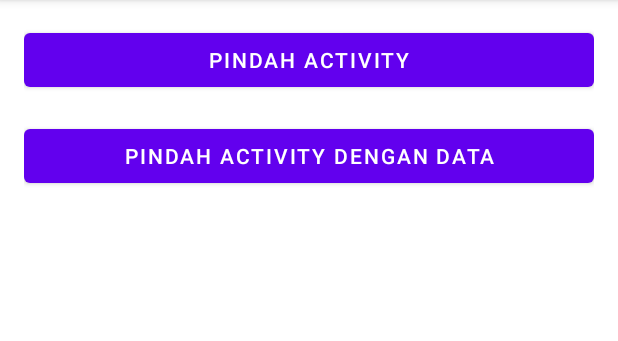
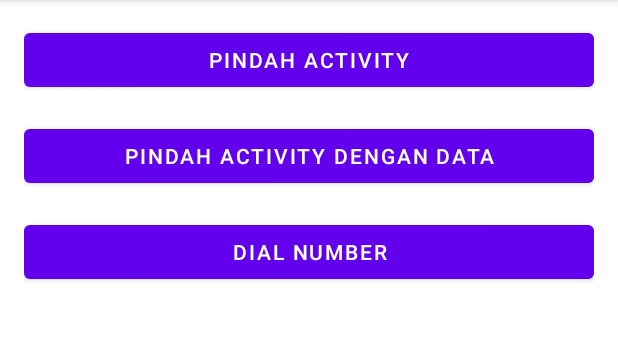
Before and after one commit to GezaFiqrullahStimata/intent_part1, an Android app: the screen it shows after launch (MainActivity), on a phone screen of 412 x 824 dp, the part 84-425 px from its top. Run offline under Robolectric (Android 15) with nearby library versions, the phone set to English and light mode, and no system bars.

Commit message:
add dial number function

```diff
--- a/app/src/main/java/com/example/piranti/MainActivity.kt
+++ b/app/src/main/java/com/example/piranti/MainActivity.kt
@@ -1,6 +1,7 @@
 package com.example.piranti
 
 import android.content.Intent
+import android.net.Uri
 import androidx.appcompat.app.AppCompatActivity
 import android.os.Bundle
 import android.view.View
@@ -9,6 +10,7 @@ import android.widget.Button
 class MainActivity : AppCompatActivity(), View.OnClickListener {
     private lateinit var btnMoveActivity : Button
     private lateinit var btnMoveActivityData : Button
+    private lateinit var btnDialNumber : Button
 
     override fun onCreate(savedInstanceState: Bundle?) {
         super.onCreate(savedInstanceState)
@@ -19,6 +21,9 @@ class MainActivity : AppCompatActivity(), View.OnClickListener {
 
         btnMoveActivityData = findViewById(R.id.btn_move_activity_data)
         btnMoveActivityData.setOnClickListener(this)
+
+        btnDialNumber = findViewById(R.id.btn_dial_number)
+        btnDialNumber.setOnClickListener(this)
     }
 
     override fun onClick(v: View?) {
@@ -36,6 +41,11 @@ class MainActivity : AppCompatActivity(), View.OnClickListener {
                     intent.putExtras(bundle)
                     startActivity(intent)
                 }
+                R.id.btn_dial_number -> run{
+                    val dialNumber = "0859186074691"
+                    val intent = Intent(Intent.ACTION_DIAL, Uri.parse("tel:" + dialNumber))
+                    startActivity(intent)
+                }
             }
         }
     }
--- a/app/src/main/res/layout/activity_main.xml
+++ b/app/src/main/res/layout/activity_main.xml
@@ -25,4 +25,12 @@
         android:layout_marginBottom="@dimen/activity_vertical_margin"
         android:text="@string/move_activity_with_data"
         />
+
+    <Button
+        android:id="@+id/btn_dial_number"
+        android:layout_width="match_parent"
+        android:layout_height="wrap_content"
+        android:layout_marginBottom="@dimen/activity_vertical_margin"
+        android:text="@string/dial_number"
+        />
 </LinearLayout>
```
